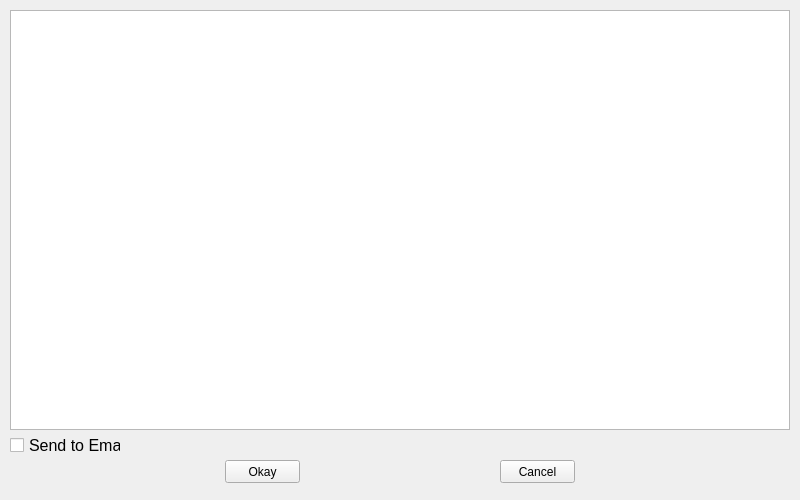
Qt form app/Student_Information_GUI.ui (jevrii/comp3278-face-recognition) before a commit.
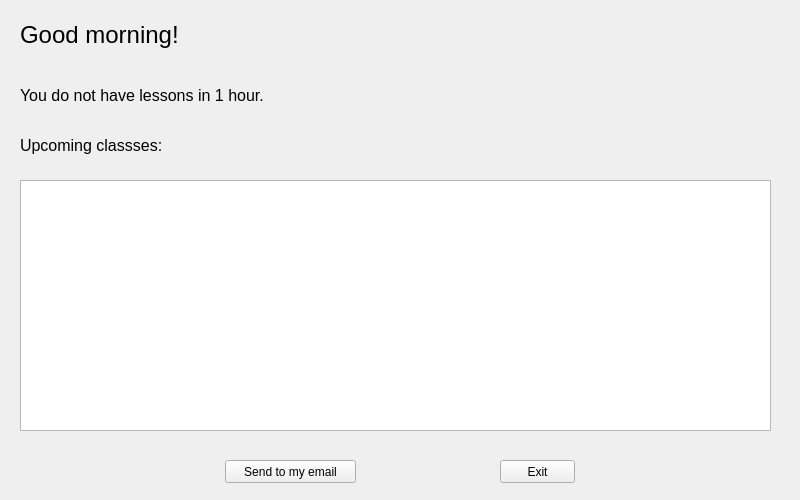
The same form after that commit.

Commit message: added lesson list display

Diff of the .ui file:
```diff
--- a/app/Student_Information_GUI.ui
+++ b/app/Student_Information_GUI.ui
@@ -23,38 +23,7 @@
     </rect>
    </property>
    <property name="text">
-    <string>Cancel</string>
-   </property>
-  </widget>
-  <widget class="QTextBrowser" name="textBrowser">
-   <property name="geometry">
-    <rect>
-     <x>10</x>
-     <y>10</y>
-     <width>780</width>
-     <height>420</height>
-    </rect>
-   </property>
-   <property name="openExternalLinks">
-    <bool>true</bool>
-   </property>
-  </widget>
-  <widget class="QCheckBox" name="sendtoemail">
-   <property name="geometry">
-    <rect>
-     <x>10</x>
-     <y>435</y>
-     <width>111</width>
-     <height>20</height>
-    </rect>
-   </property>
-   <property name="font">
-    <font>
-     <pointsize>12</pointsize>
-    </font>
-   </property>
-   <property name="text">
-    <string>Send to Email</string>
+    <string>Exit</string>
    </property>
   </widget>
   <widget class="QPushButton" name="okay_info">
@@ -62,12 +31,61 @@
     <rect>
      <x>225</x>
      <y>460</y>
-     <width>75</width>
+     <width>131</width>
      <height>23</height>
     </rect>
    </property>
    <property name="text">
-    <string>Okay</string>
+    <string>Send to my email</string>
+   </property>
+  </widget>
+  <widget class="QLabel" name="label">
+   <property name="geometry">
+    <rect>
+     <x>20</x>
+     <y>10</y>
+     <width>711</width>
+     <height>51</height>
+    </rect>
+   </property>
+   <property name="text">
+    <string>&lt;html&gt;&lt;head/&gt;&lt;body&gt;&lt;p&gt;&lt;span style=&quot; font-size:18pt;&quot;&gt;Good morning!&lt;/span&gt;&lt;/p&gt;&lt;/body&gt;&lt;/html&gt;</string>
+   </property>
+  </widget>
+  <widget class="QLabel" name="label_2">
+   <property name="geometry">
+    <rect>
+     <x>20</x>
+     <y>70</y>
+     <width>711</width>
+     <height>51</height>
+    </rect>
+   </property>
+   <property name="text">
+    <string>&lt;html&gt;&lt;head/&gt;&lt;body&gt;&lt;p&gt;&lt;span style=&quot; font-size:12pt;&quot;&gt;You do not have lessons in 1 hour.&lt;/span&gt;&lt;/p&gt;&lt;/body&gt;&lt;/html&gt;</string>
+   </property>
+  </widget>
+  <widget class="QListWidget" name="listWidget">
+   <property name="geometry">
+    <rect>
+     <x>20</x>
+     <y>180</y>
+     <width>751</width>
+     <height>251</height>
+    </rect>
+   </property>
+  </widget>
+  <widget class="QLabel" name="label_3">
+   <property name="geometry">
+    <rect>
+     <x>20</x>
+     <y>120</y>
+     <width>711</width>
+     <height>51</height>
+    </rect>
+   </property>
+   <property name="text">
+    <string>&lt;html&gt;&lt;head/&gt;&lt;body&gt;&lt;p&gt;&lt;span style=&quot; font-size:12pt;&quot;&gt;Upcoming classses:&lt;/span&gt;&lt;/p&gt;&lt;/body&gt;&lt;/html&gt;</string>
    </property>
   </widget>
  </widget>
```
The commit also changes 2 other files.
